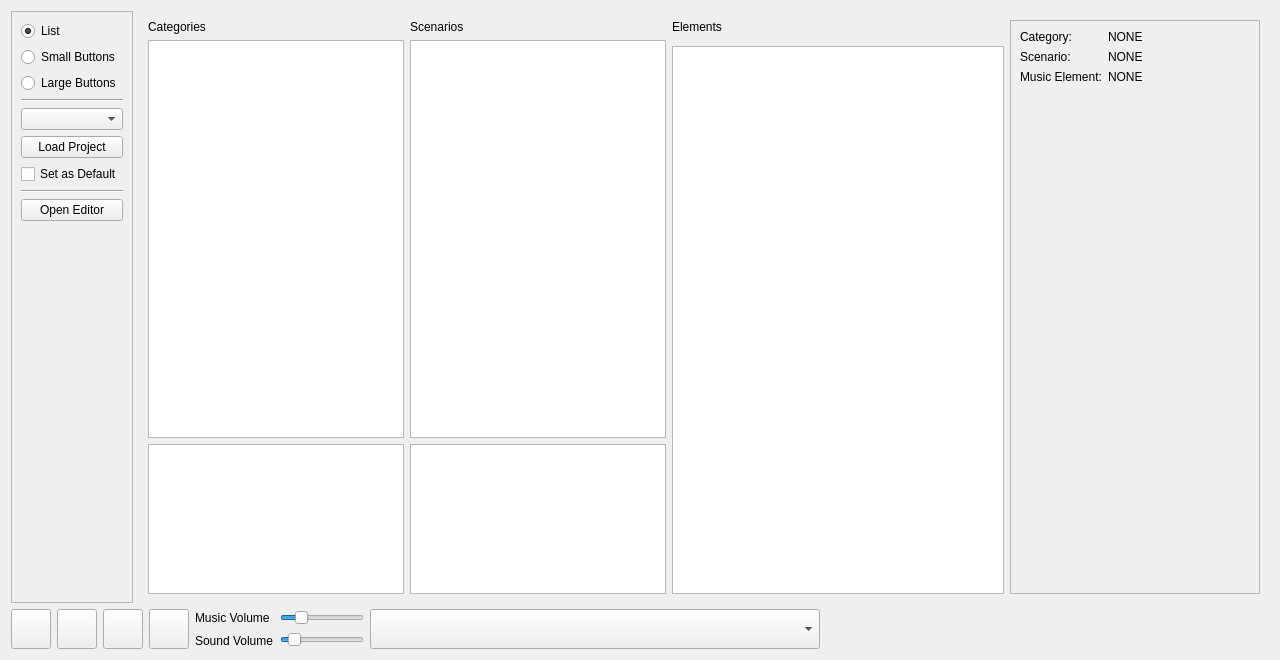
Qt form tools/audiotool.ui (PhilInTheGaps/GM-Companion) before a commit.
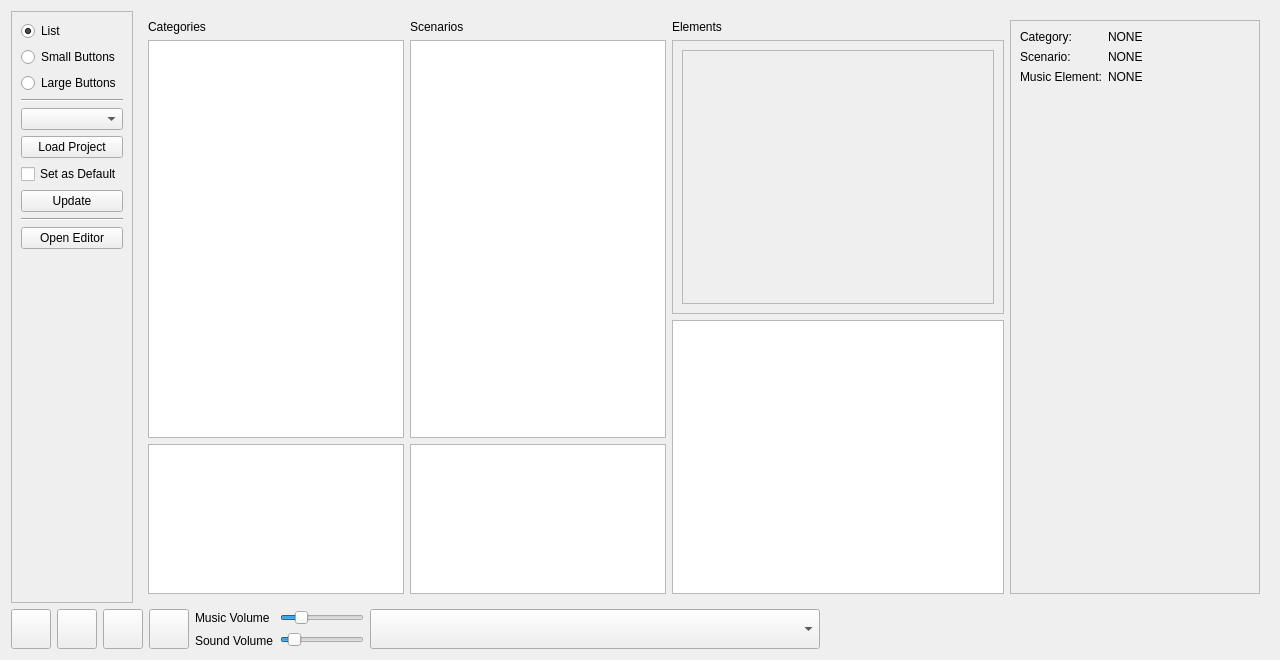
The same form after that commit. Icons and pictures are not drawn.

Commit message: Put the elements frame inside a scroll area

What changed in the file:
```diff
--- a/tools/audiotool.ui
+++ b/tools/audiotool.ui
@@ -106,6 +106,13 @@
           </property>
          </widget>
         </item>
+        <item>
+         <widget class="QPushButton" name="pushButton_updateProjects">
+          <property name="text">
+           <string>Update</string>
+          </property>
+         </widget>
+        </item>
         <item>
          <widget class="Line" name="line_2">
           <property name="orientation">
@@ -277,19 +284,32 @@
               </widget>
              </item>
              <item>
+              <widget class="QScrollArea" name="scrollArea">
+               <property name="widgetResizable">
+                <bool>true</bool>
+               </property>
+               <widget class="QWidget" name="scrollAreaWidgetContents">
+                <property name="geometry">
+                 <rect>
+                  <x>0</x>
+                  <y>0</y>
+                  <width>333</width>
+                  <height>271</height>
+                 </rect>
+                </property>
+                <layout class="QVBoxLayout" name="verticalLayout_11">
+                 <item>
               <widget class="QFrame" name="frame_elements">
-               <property name="sizePolicy">
-                <sizepolicy hsizetype="Expanding" vsizetype="Maximum">
-                 <horstretch>0</horstretch>
-                 <verstretch>0</verstretch>
-                </sizepolicy>
-               </property>
                <property name="frameShape">
                 <enum>QFrame::StyledPanel</enum>
                </property>
                <property name="frameShadow">
                 <enum>QFrame::Raised</enum>
                </property>
+                  </widget>
+                 </item>
+                </layout>
+               </widget>
               </widget>
              </item>
              <item>
```
Lines whose indentation alone changed are shown as unchanged. The commit also changes 2 other files.
